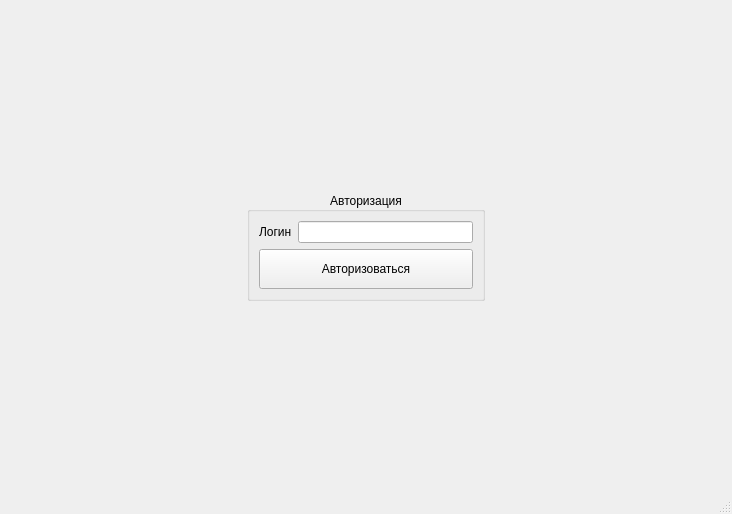
This is GUI/window_autorise/src/mainwindow.ui in superAIyah/Alias_project as Qt 5 draws it before an edit. The edited form follows.
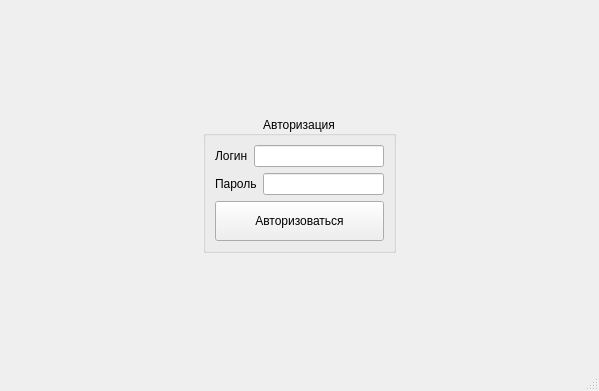
This is the edited form.

Commit message: password enter

```diff
--- a/GUI/window_autorise/src/mainwindow.ui
+++ b/GUI/window_autorise/src/mainwindow.ui
@@ -6,8 +6,8 @@
    <rect>
     <x>0</x>
     <y>0</y>
-    <width>732</width>
-    <height>514</height>
+    <width>599</width>
+    <height>391</height>
    </rect>
   </property>
   <property name="sizePolicy">
@@ -21,20 +21,7 @@
   </property>
   <widget class="QWidget" name="centralwidget">
    <layout class="QGridLayout" name="gridLayout">
-    <item row="1" column="0">
-     <spacer name="horizontalSpacer">
-      <property name="orientation">
-       <enum>Qt::Horizontal</enum>
-      </property>
-      <property name="sizeHint" stdset="0">
-       <size>
-        <width>40</width>
-        <height>20</height>
-       </size>
-      </property>
-     </spacer>
-    </item>
-    <item row="1" column="1">
+    <item row="2" column="2">
      <widget class="QGroupBox" name="groupBox">
       <property name="sizePolicy">
        <sizepolicy hsizetype="Preferred" vsizetype="Preferred">
@@ -48,11 +35,11 @@
       <property name="alignment">
        <set>Qt::AlignCenter</set>
       </property>
-      <layout class="QVBoxLayout" name="verticalLayout_2">
-       <item>
+      <layout class="QGridLayout" name="gridLayout_2">
+       <item row="0" column="0">
         <layout class="QVBoxLayout" name="verticalLayout">
          <item>
-          <layout class="QHBoxLayout" name="horizontalLayout">
+          <layout class="QHBoxLayout" name="horizontalLayout_2">
            <item>
             <widget class="QLabel" name="label">
              <property name="text">
@@ -65,6 +52,24 @@
            </item>
           </layout>
          </item>
+         <item>
+          <layout class="QHBoxLayout" name="horizontalLayout">
+           <item>
+            <layout class="QHBoxLayout" name="horizontalLayout_3">
+             <item>
+              <widget class="QLabel" name="label_3">
+               <property name="text">
+                <string>Пароль</string>
+               </property>
+              </widget>
+             </item>
+             <item>
+              <widget class="QLineEdit" name="password"/>
+             </item>
+            </layout>
+           </item>
+          </layout>
+         </item>
          <item>
           <widget class="QPushButton" name="pushButton">
            <property name="minimumSize">
@@ -83,7 +88,20 @@
       </layout>
      </widget>
     </item>
-    <item row="0" column="1">
+    <item row="2" column="0">
+     <spacer name="horizontalSpacer">
+      <property name="orientation">
+       <enum>Qt::Horizontal</enum>
+      </property>
+      <property name="sizeHint" stdset="0">
+       <size>
+        <width>40</width>
+        <height>20</height>
+       </size>
+      </property>
+     </spacer>
+    </item>
+    <item row="3" column="2">
      <spacer name="verticalSpacer_2">
       <property name="orientation">
        <enum>Qt::Vertical</enum>
@@ -96,20 +114,20 @@
       </property>
      </spacer>
     </item>
-    <item row="2" column="1">
-     <spacer name="verticalSpacer">
-      <property name="orientation">
-       <enum>Qt::Vertical</enum>
-      </property>
-      <property name="sizeHint" stdset="0">
-       <size>
-        <width>20</width>
-        <height>40</height>
-       </size>
-      </property>
-     </spacer>
-    </item>
     <item row="1" column="2">
+     <spacer name="verticalSpacer">
+      <property name="orientation">
+       <enum>Qt::Vertical</enum>
+      </property>
+      <property name="sizeHint" stdset="0">
+       <size>
+        <width>20</width>
+        <height>40</height>
+       </size>
+      </property>
+     </spacer>
+    </item>
+    <item row="2" column="3">
      <spacer name="horizontalSpacer_2">
       <property name="orientation">
        <enum>Qt::Horizontal</enum>
```
Left out of the diff: 2 changed lines with no effect on the pictures. The commit also changes 1 other file.
